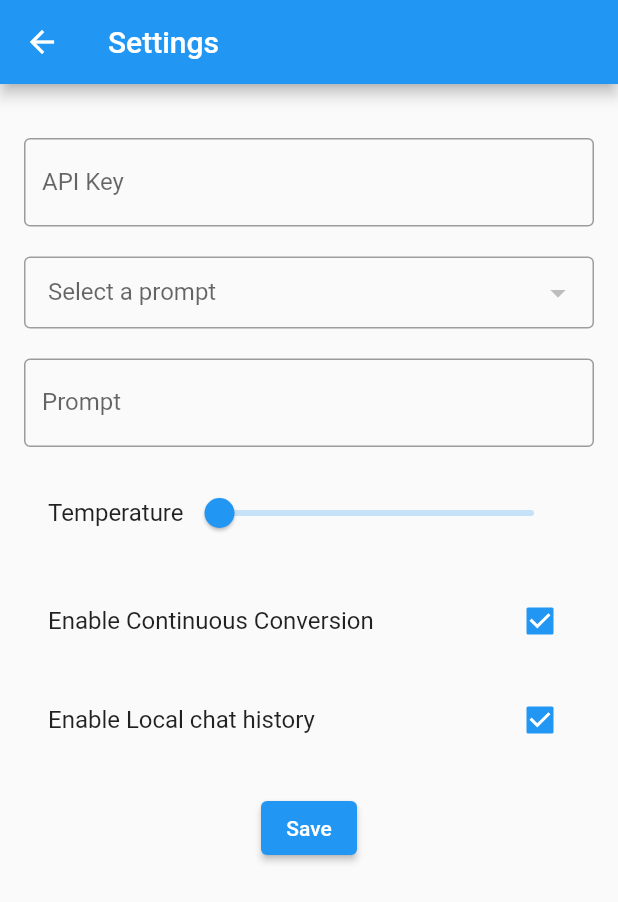
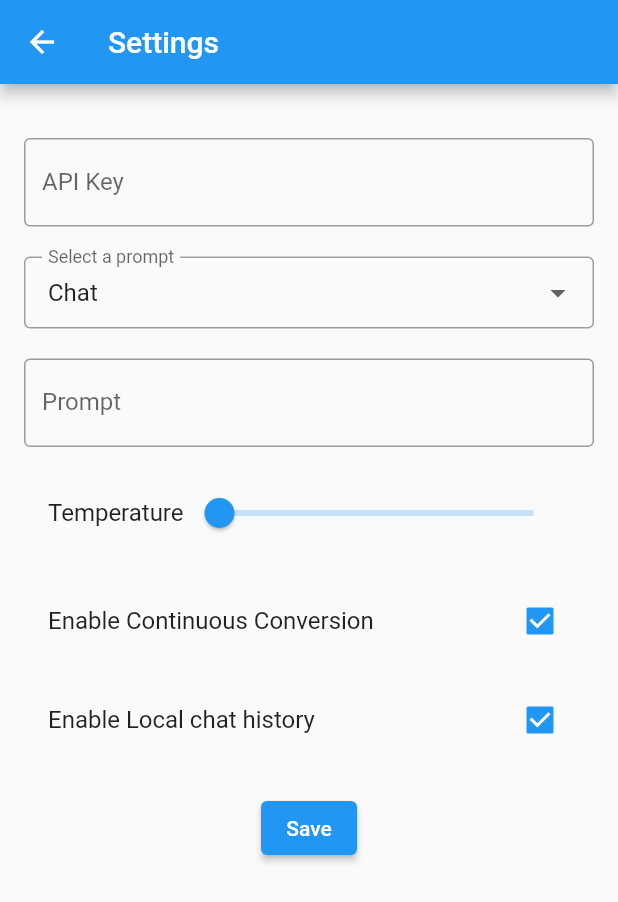
Before and after one commit to itiiss/ChatShell, a Flutter app: the screen it shows after launch, after a tap on the "settings" icon, on a phone screen of 412 x 824 dp. Shown: the top 902 px of the screen. Run offline on Flutter 3.47's test engine with Material 2 defaults, Android fonts, the phone set to English and light mode, and no system bars; our stand-ins replace get, shared_preferences.

Commit message:
refacotr: abstract constants

```diff
--- a/lib/constants.dart
+++ b/lib/constants.dart
@@ -1,3 +1,5 @@
+import 'package:project/model/prompt.dart';
+
 class Constants {
   static const double defaultTemperature = 0.0;
   static const bool enableContinuousConversion = true;
@@ -9,4 +11,9 @@ class Constants {
   static const String enableContinuousConversionKey =
       'enableContinuousConversion';
   static const String enableLocalCacheKey = 'enableLocalCache';
+
+  static final PromptModel defaultPrompt = PromptModel(
+    name: 'Chat',
+    content: 'Normal ChatGpt',
+  );
 }
--- a/lib/model/prompt.dart
+++ b/lib/model/prompt.dart
@@ -1,4 +1,5 @@
 import 'dart:convert';
+import 'package:project/constants.dart';
 import 'package:shared_preferences/shared_preferences.dart';
 
 class PromptModel {
@@ -38,11 +39,13 @@ class PromptService {
     final String? json = prefs.getString(promptKey);
     if (json != null) {
       final List<dynamic> data = jsonDecode(json);
-      return data
-          .map((prompt) => PromptModel.fromJson(prompt))
-          .toList(growable: false);
+      return data.isEmpty
+          ? [Constants.defaultPrompt]
+          : data
+              .map((prompt) => PromptModel.fromJson(prompt))
+              .toList(growable: false);
     } else {
-      return [];
+      return [Constants.defaultPrompt];
     }
   }
 }
--- a/lib/screen/chat.dart
+++ b/lib/screen/chat.dart
@@ -122,12 +122,13 @@ class ChatPage extends StatelessWidget {
   });
 
   final scrollController = ScrollController();
+  final DropdownController dropdownController = Get.put(DropdownController());
 
   @override
   Widget build(BuildContext context) {
     return Scaffold(
       appBar: AppBar(
-        title: const Text("Chat"),
+        title: Obx(() => Text(dropdownController.dropdownValue.value.name)),
         leading: IconButton(
           icon: const Icon(Icons.lightbulb_outline),
           onPressed: () => Get.to(() => Prompt()),
--- a/lib/screen/prompt.dart
+++ b/lib/screen/prompt.dart
@@ -57,6 +57,7 @@ class PromptController extends GetxController {
                   name: promptNameController.text,
                 ),
               );
+              expandList.add(false.obs);
               promptService.savePrompt(promptList);
               promptNameController.clear();
               promptContentController.clear();
--- a/lib/screen/settting.dart
+++ b/lib/screen/settting.dart
@@ -37,8 +37,8 @@ class SettingController extends GetxController {
   setEnableLocalCache(value) => enableLocalCache.value = value;
 }
 
-class DropdownInputFieldController extends GetxController {
-  late RxString dropdownValue = ''.obs;
+class DropdownController extends GetxController {
+  late Rx<PromptModel> dropdownValue = PromptModel(name: '', content: '').obs;
   final promptList = List<PromptModel>.empty(growable: true).obs;
   late SharedPreferences prefs;
   late PromptService promptService;
@@ -48,16 +48,16 @@ class DropdownInputFieldController extends GetxController {
     prefs = await SharedPreferences.getInstance();
     promptService = PromptService(prefs: prefs);
     promptList.addAll(PromptService.loadPrompt(prefs));
-    dropdownValue = RxString(promptList.first.content);
+    dropdownValue.value = promptList.first;
     super.onInit();
   }
 
-  void dropdownValueChanged(String? newValue) {
+  void dropdownValueChanged(PromptModel? newValue) {
     if (newValue == null) {
       return;
     }
 
-    if (promptList.map((element) => element.content).contains(newValue)) {
+    if (promptList.map((element) => element.name).contains(newValue.name)) {
       dropdownValue.value = newValue;
     }
   }
@@ -111,21 +111,21 @@ class Setting extends StatelessWidget {
   }
 
   Widget _buildDropdownField({
-    required DropdownInputFieldController controller,
-    required void Function(String) onChanged,
+    required DropdownController controller,
+    required void Function(PromptModel) onChanged,
   }) {
     return Obx(
       () => Focus(
-        child: DropdownButtonFormField<String>(
+        child: DropdownButtonFormField<PromptModel>(
           value: controller.dropdownValue.value,
           onChanged: (val) {
             onChanged(val!);
             controller.dropdownValueChanged(val);
           },
           items: controller.promptList
-              .map<DropdownMenuItem<String>>((PromptModel p) {
-            return DropdownMenuItem<String>(
-              value: p.content,
+              .map<DropdownMenuItem<PromptModel>>((PromptModel p) {
+            return DropdownMenuItem<PromptModel>(
+              value: p,
               child: Text(p.name),
             );
           }).toList(),
@@ -155,8 +155,7 @@ class Setting extends StatelessWidget {
   }
 
   final SettingController settingController = Get.put(SettingController());
-  final DropdownInputFieldController dropdownController =
-      Get.put(DropdownInputFieldController());
+  final DropdownController dropdownController = Get.put(DropdownController());
 
   void _saveSettings() async {
     Settings settings = Settings(prefs: settingController.prefs);
@@ -192,8 +191,8 @@ class Setting extends StatelessWidget {
                 const SizedBox(height: 20),
                 _buildDropdownField(
                   controller: dropdownController,
-                  onChanged: (value) {
-                    settingController.setPrompt(value);
+                  onChanged: (p) {
+                    settingController.setPrompt(p.content);
                   },
                 ),
                 const SizedBox(height: 20),
--- a/lib/service/chat_service.dart
+++ b/lib/service/chat_service.dart
@@ -24,8 +24,6 @@ class ChatService {
         [];
     messages.insert(0, {"role": "system", "content": prompt});
 
-    print('m233 $messages');
-
     final body = jsonEncode({
       "model": "gpt-3.5-turbo",
       "temperature": temperature,
```
Also changed, not shown: 1 other file.
